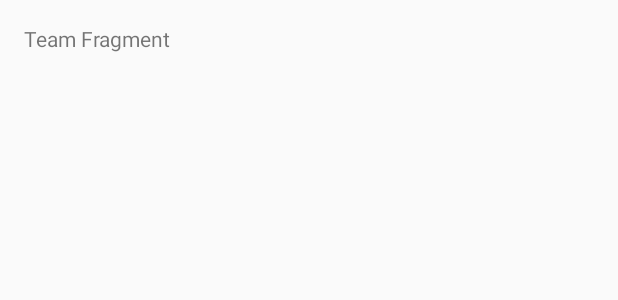
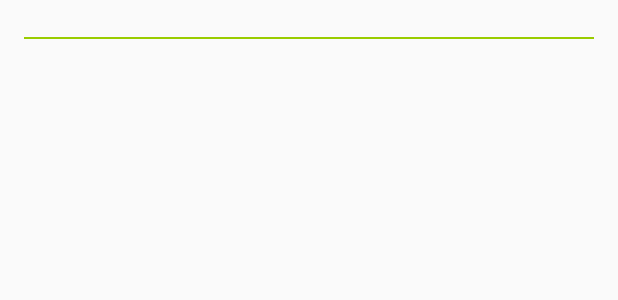
Before and after one commit to strauss115/DecisionManagement, an Android app: the layout fragment_team.xml on its own in the app's theme, with its tools: preview values and no code run, on a phone screen of 412 x 824 dp. Shown: the top 300 px of the screen. Run offline under Robolectric (Android 15) with nearby library versions, the phone set to English and light mode, and no system bars.

Commit message:
teamview changes

```diff
--- a/DecisionManagementAndroidApp/app/build.gradle
+++ b/DecisionManagementAndroidApp/app/build.gradle
@@ -24,8 +24,8 @@ android {
 
     dexOptions {
         // Skip pre-dexing when running on Travis CI or when disabled via -Dpre-dex=false.
-        preDexLibraries = false;
-        incremental = false;
+        preDexLibraries = false
+        incremental true
     }
 
 
--- a/DecisionManagementAndroidApp/app/src/main/java/at/jku/se/decisiondocu/fragments/SearchFragment.java
+++ b/DecisionManagementAndroidApp/app/src/main/java/at/jku/se/decisiondocu/fragments/SearchFragment.java
@@ -91,7 +91,7 @@ public class SearchFragment extends Fragment implements AdapterView.OnItemSelect
                 mAdapter.setComparator(SearchAdapter.sComparatorName);
                 break;
             case 1:
-                mAdapter.setComparator(SearchAdapter.sComparatorName);
+                mAdapter.setComparator(SearchAdapter.sComparatorReverseName);
                 break;
         }
     }
--- a/DecisionManagementAndroidApp/app/src/main/res/layout/fragment_team.xml
+++ b/DecisionManagementAndroidApp/app/src/main/res/layout/fragment_team.xml
@@ -1,4 +1,4 @@
-<RelativeLayout xmlns:android="http://schemas.android.com/apk/res/android"
+<LinearLayout xmlns:android="http://schemas.android.com/apk/res/android"
     xmlns:tools="http://schemas.android.com/tools" android:layout_width="match_parent"
     android:layout_height="match_parent" android:paddingLeft="@dimen/activity_horizontal_margin"
     android:paddingRight="@dimen/activity_horizontal_margin"
@@ -6,9 +6,40 @@
     android:paddingBottom="@dimen/activity_vertical_margin"
     tools:context=".MainActivity$PlaceholderFragment">
 
-<TextView android:layout_width="match_parent" android:layout_height="318dp"
-    android:text="@string/team_fragment_text"
-    android:layout_gravity="center_horizontal|bottom"
-    android:id="@+id/textView2" />
 
-</RelativeLayout>
+    <LinearLayout
+        android:layout_width="fill_parent"
+        android:layout_height="fill_parent"
+        android:focusable="true"
+        android:focusableInTouchMode="true"
+        android:orientation="vertical">
+
+
+        <LinearLayout
+            android:layout_width="match_parent"
+            android:layout_height="wrap_content"
+            android:orientation="vertical"
+            android:paddingTop="3dp" >
+
+            <LinearLayout
+                android:layout_width="match_parent"
+                android:layout_height="wrap_content"
+                android:orientation="horizontal"
+                android:paddingBottom="5dp"
+                android:paddingLeft="10dp"
+                android:paddingRight="10dp" >
+            </LinearLayout>
+
+            <View style="@style/Divider" />
+        </LinearLayout>
+
+        <!-- List View -->
+        <ListView
+            android:id="@+id/list_view_teams"
+            android:layout_width="fill_parent"
+            android:layout_height="wrap_content" />
+    </LinearLayout>
+
+
+
+</LinearLayout>
```
Also changed, not shown: DecisionManagementAndroidApp/app/src/main/java/at/jku/se/decisiondocu/beans/TeamAdapter.java (added, +68 -0 lines), DecisionManagementAndroidApp/app/src/main/java/at/jku/se/decisiondocu/fragments/TeamFragment.java (+22 -6 lines), DecisionManagementAndroidApp/app/src/main/java/at/jku/se/decisiondocu/views/SquareImageView.java (added, +38 -0 lines), DecisionManagementAndroidApp/app/src/main/java/at/jku/se/decisiondocu/views/TeamItemView.java (added, +79 -0 lines), DecisionManagementAndroidApp/app/src/main/res/layout/viewgroup_team.xml (added, +40 -0 lines), 1 other file.
